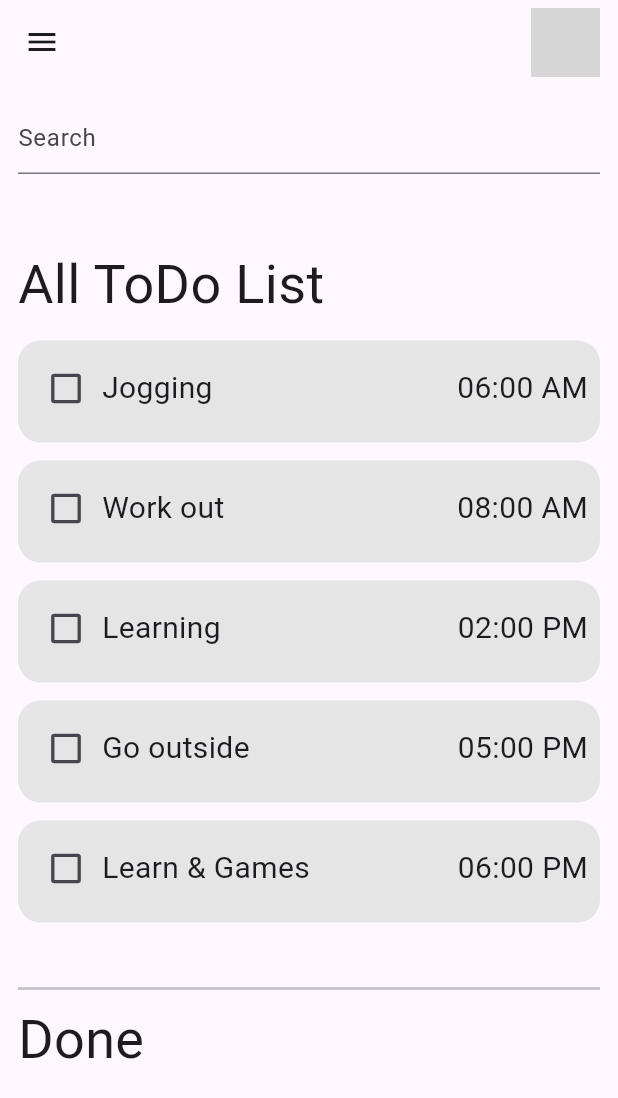
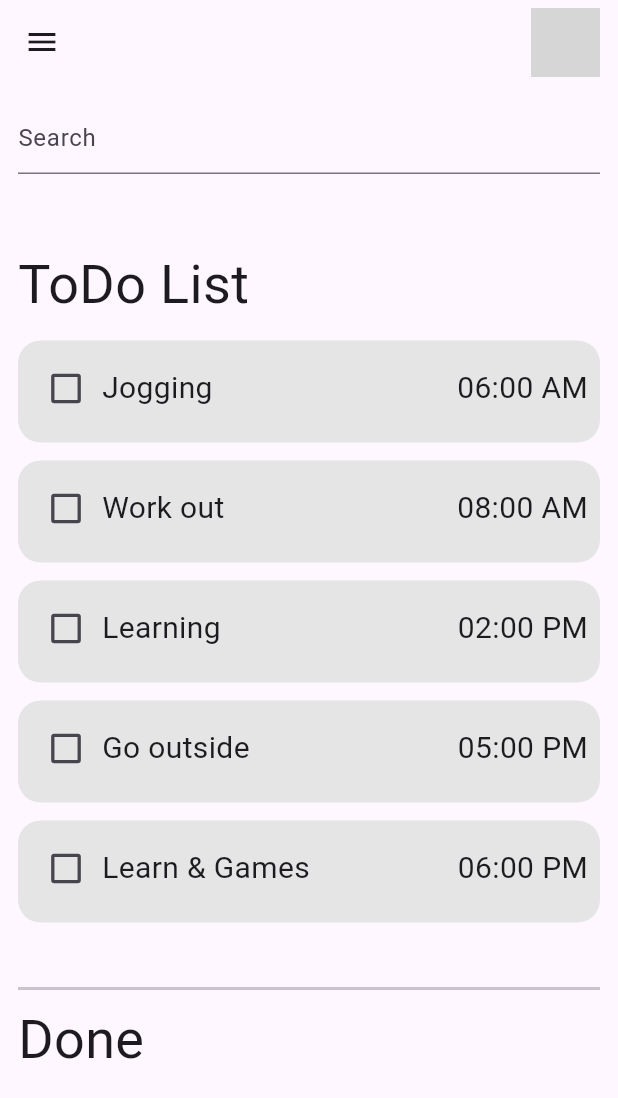
Before and after one commit to gandamaladewa/to-do-list, a Flutter app: the screen it shows after launch, on a phone screen of 412 x 824 dp. Shown: the top 1098 px of the screen. Run offline on Flutter 3.47's test engine with Material 3 defaults, Android fonts, the phone set to English and light mode, and no system bars; our stand-ins replace firebase_core, get; accounts and stored records are empty; network calls fail; grey boxes are pictures that could not be loaded.

Commit message:
change text

```diff
--- a/lib/app/modules/home/home.dart
+++ b/lib/app/modules/home/home.dart
@@ -45,7 +45,7 @@ class HomeScreen extends GetView<TodoController> {
               ),
               const SizedBox(height: 48),
               const Text(
-                'All ToDo List',
+                'ToDo List',
                 style: TextStyle(fontSize: 36),
               ),
               const SizedBox(height: 12),
```
